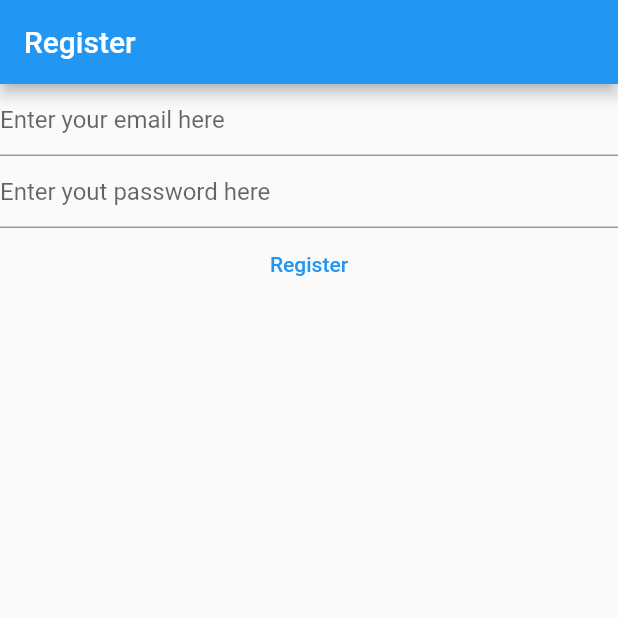
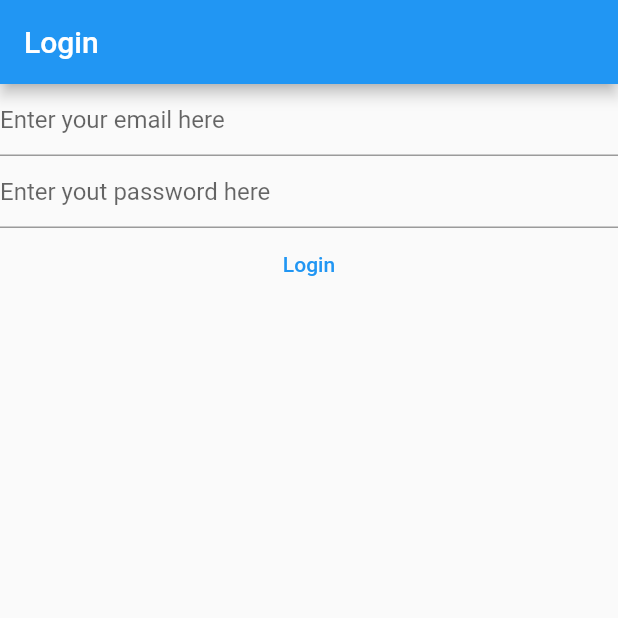
Before and after one commit to danielatego/flutter-app, a Flutter app: the screen it shows after launch, on a phone screen of 412 x 824 dp, the top half of it. Run offline on Flutter 3.47's test engine with Material 2 defaults, Android fonts, the light colour scheme and no system bars; our stand-ins replace firebase_auth, firebase_core; accounts and stored records are empty.

Commit message:
register view directory created

```diff
--- a/mynotes/lib/main.dart
+++ b/mynotes/lib/main.dart
@@ -1,8 +1,5 @@
 import 'package:flutter/material.dart';
-import 'package:firebase_auth/firebase_auth.dart';
 import 'package:mynotes/views/login_view.dart';
-import 'firebase_options.dart';
-import 'package:firebase_core/firebase_core.dart';
 void main() {
   WidgetsFlutterBinding.ensureInitialized();
   runApp(MaterialApp(
@@ -10,101 +7,16 @@ void main() {
       theme: ThemeData(
         primarySwatch: Colors.blue,
       ),
-      home: const RegisterView(),
+      home: const LoginView(),
       ),
     );
 }
 
-class RegisterView extends StatefulWidget {
-  const RegisterView({super.key});
+class HomePage extends StatelessWidget {
+  const HomePage({super.key});
 
   @override
-  State<RegisterView> createState() => _RegisterViewState();
-}
-
-class _RegisterViewState extends State<RegisterView> {
-
-  late final TextEditingController _email;
-  late final TextEditingController _password;
-
-  @override
-  void initState() {
-    _email=TextEditingController ();
-     _password=TextEditingController();
-    super.initState();
-  }
-  @override
-  void dispose() {
-    _email.dispose();
-    _password.dispose();
-    super.dispose();
-  }
-   @override
   Widget build(BuildContext context) {
-    return Scaffold(
-      appBar: AppBar(title: const Text('Register'),
-      ),
-      body: FutureBuilder(
-        future:  Firebase.initializeApp(
-          options: DefaultFirebaseOptions.currentPlatform,
-          ),
-        builder: (context, snapshot) {
-          switch (snapshot.connectionState){
-            case ConnectionState.done:
-              return Column(
-                children: [
-                  TextField(
-                    controller:_email,
-                    enableSuggestions: false,
-                    autocorrect: false,
-                    keyboardType: TextInputType.emailAddress,
-                    decoration: const InputDecoration(
-                      hintText: 'Enter your email here',
-                    ),
-                  ),
-                  TextField(
-                    controller:_password,
-                    obscureText: true,
-                    enableSuggestions: false,
-                    autocorrect: false,
-                    decoration: const InputDecoration(
-                      hintText: 'Enter yout password here',
-                    ),
-                  ),
-                  TextButton(
-                    onPressed: () async {
-                      final email = _email.text;
-                      final password = _password.text;
-                      try{
-                        final userCredential=await FirebaseAuth.instance
-                        .createUserWithEmailAndPassword
-                        (
-                          email: email,
-                          password: password
-                        );
-                        print(userCredential);
-
-                      }
-                      on FirebaseAuthException catch(e){
-                        if(e.code == 'weak-password'){
-                        print('Weak password');}
-
-                      else if (e.code == 'email-already-in-use'){
-                        print('Email already in use.');
-                      }else if (e.code == 'invalid-email'){
-                        print('Invalid email.');
-                      }
-                      }
-                    },
-                    child: const Text('Register'),
-                    ),
-                ],
-              );
-            default:
-              return const Text('Loading...');
-              }
-        },
-      )
-    );
+    return const Placeholder();
   }
 }
```
